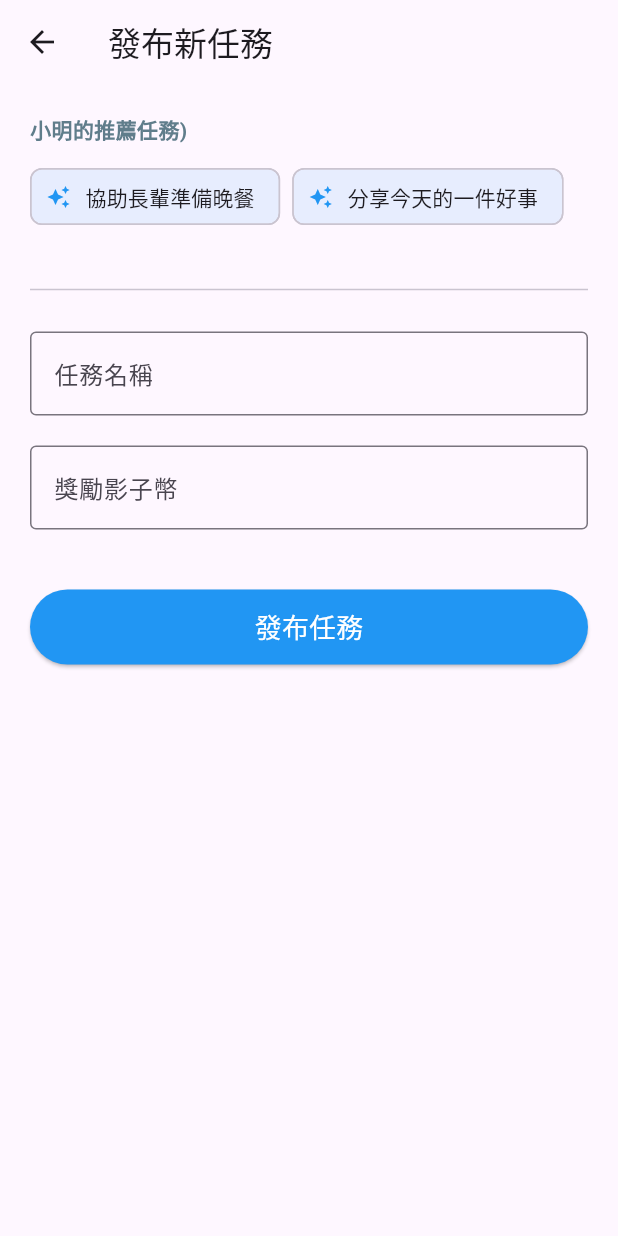
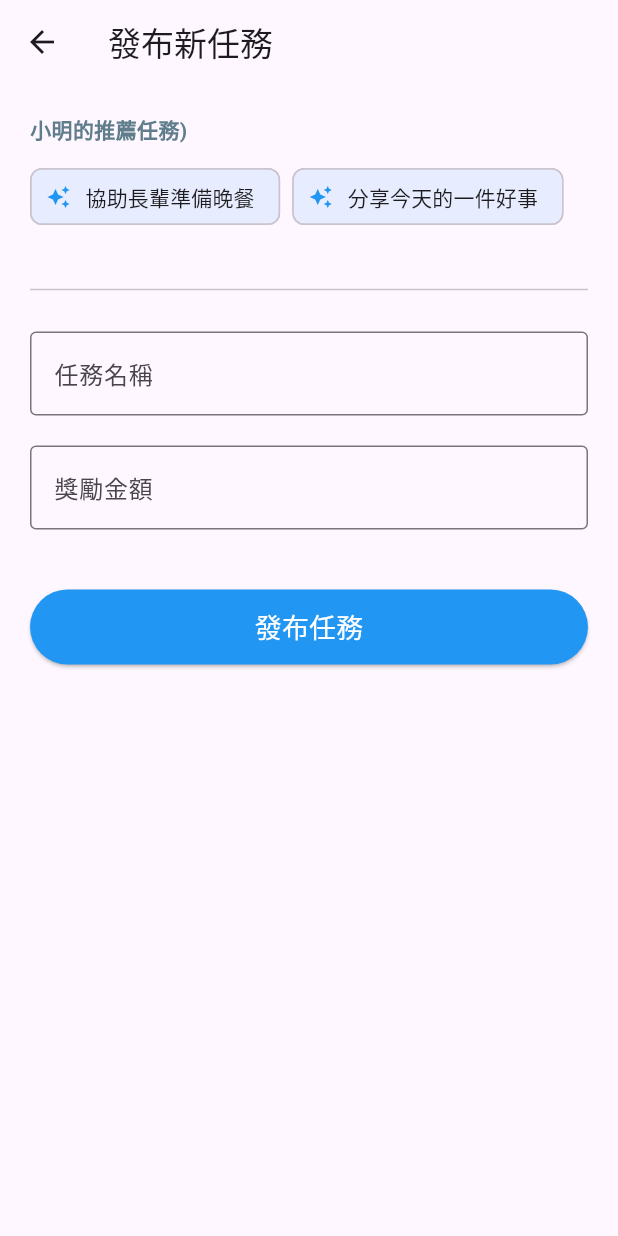
Before and after one commit to namonroll/shadow_wallet, a Flutter app: the ParentTaskBoardView screen opened directly, after a tap on the "add" icon, on a phone screen of 412 x 824 dp. Run offline on Flutter 3.47's test engine with Material 3 defaults, Android fonts, the phone set to English and light mode, and no system bars; accounts and stored records are empty.

Commit message:
整理一下

```diff
--- a/lib/features/task_board/views/parent/create_task_view.dart
+++ b/lib/features/task_board/views/parent/create_task_view.dart
@@ -69,7 +69,7 @@ class _CreateTaskViewState extends State<CreateTaskView> {
             TextField(
               controller: _coinsController,
               keyboardType: TextInputType.number,
-              decoration: const InputDecoration(labelText: '獎勵影子幣', border: OutlineInputBorder()),
+              decoration: const InputDecoration(labelText: '獎勵金額', border: OutlineInputBorder()),
             ),
             // ... 下方的發布按鈕保持原樣 ...
             const SizedBox(height: 40),
--- a/lib/features/task_board/views/parent/parent_task_board_view.dart
+++ b/lib/features/task_board/views/parent/parent_task_board_view.dart
@@ -92,7 +92,7 @@ class _ParentTaskBoardViewState extends State<ParentTaskBoardView> {
 
                           // 顯示成功提示
                           ScaffoldMessenger.of(context).showSnackBar(
-                            SnackBar(content: Text('✅ 已核准任務！發放 ${task.rewardCoins} 影子幣。')),
+                            SnackBar(content: Text('✅ 已核准任務！發放 ${task.rewardCoins} 幣。')),
                           );
                         },
                         style: ElevatedButton.styleFrom(
@@ -113,7 +113,7 @@ class _ParentTaskBoardViewState extends State<ParentTaskBoardView> {
                       margin: const EdgeInsets.symmetric(horizontal: 16, vertical: 8),
                       child: ListTile(
                         title: Text(task.title, style: const TextStyle(fontWeight: FontWeight.bold)),
-                        subtitle: Text('獎勵：${task.rewardCoins} 影子幣', style: const TextStyle(color: Colors.orange)),
+                        subtitle: Text('獎勵：${task.rewardCoins} 幣', style: const TextStyle(color: Colors.orange)),
                         trailing: trailingWidget, // 放上我們剛剛判斷好的元件
                       ),
                     );
```
